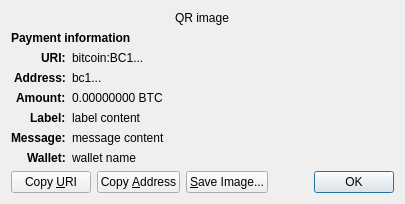
Before: the Qt Designer form depend/bitcoin/src/qt/forms/receiverequestdialog.ui in rust-bitcoin/rust-bitcoinconsensus, drawn with Qt 5.
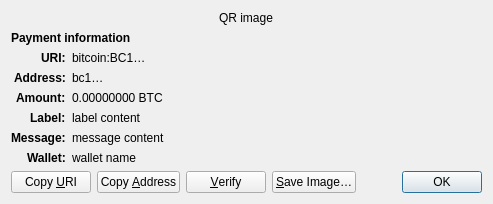
After: the same form once the commit is applied. Custom widgets are drawn as their Qt base class.

Commit message:
Vendor Bitcoin Core v22.1
Run the vendoring script:

   `./contrib/vendor-bitcoin-core.sh v22.1`

Patch:
```diff
--- a/depend/bitcoin/src/qt/forms/receiverequestdialog.ui
+++ b/depend/bitcoin/src/qt/forms/receiverequestdialog.ui
@@ -65,7 +65,7 @@
    <item row="2" column="1" alignment="Qt::AlignTop">
     <widget class="QLabel" name="uri_content">
      <property name="text">
-      <string notr="true">bitcoin:BC1...</string>
+      <string notr="true">bitcoin:BC1…</string>
      </property>
      <property name="textFormat">
       <enum>Qt::RichText</enum>
@@ -97,7 +97,7 @@
    <item row="3" column="1" alignment="Qt::AlignTop">
     <widget class="QLabel" name="address_content">
      <property name="text">
-      <string notr="true">bc1...</string>
+      <string notr="true">bc1…</string>
      </property>
      <property name="textFormat">
       <enum>Qt::PlainText</enum>
@@ -254,10 +254,23 @@
        </property>
       </widget>
      </item>
+     <item>
+      <widget class="QPushButton" name="btnVerify">
+       <property name="text">
+        <string>&amp;Verify</string>
+       </property>
+       <property name="toolTip">
+        <string>Verify this address on e.g. a hardware wallet screen</string>
+       </property>
+       <property name="autoDefault">
+        <bool>false</bool>
+       </property>
+      </widget>
+     </item>
      <item>
       <widget class="QPushButton" name="btnSaveAs">
        <property name="text">
-        <string>&amp;Save Image...</string>
+        <string>&amp;Save Image…</string>
        </property>
        <property name="autoDefault">
         <bool>false</bool>
```
Left out of the diff: 2 changed lines with no effect on the pictures. The commit also changes 1384 other files.
